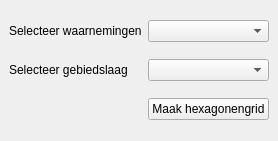
Above: FnF_plugin_dockwidget_base.ui from rvmRobin/QGIS_FnF_kwaliteitstoets_plugin before the change. Below: the same form after it.
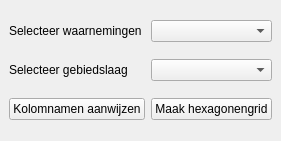
That is the form after the change.

Commit message: column_checker

Patch:
```diff
--- a/FnF_plugin_dockwidget_base.ui
+++ b/FnF_plugin_dockwidget_base.ui
@@ -54,6 +54,15 @@
     </widget>
    </item>
 
+   <!-- Submit Button -->
+   <item row="2" column="0" colspan="1">
+    <widget class="QPushButton" name="set_columns_button">
+     <property name="text">
+      <string>Kolomnamen aanwijzen</string>
+     </property>
+    </widget>
+   </item>
+
   </layout>
   </widget>
  </widget>
```
The commit also changes 7 other files.
